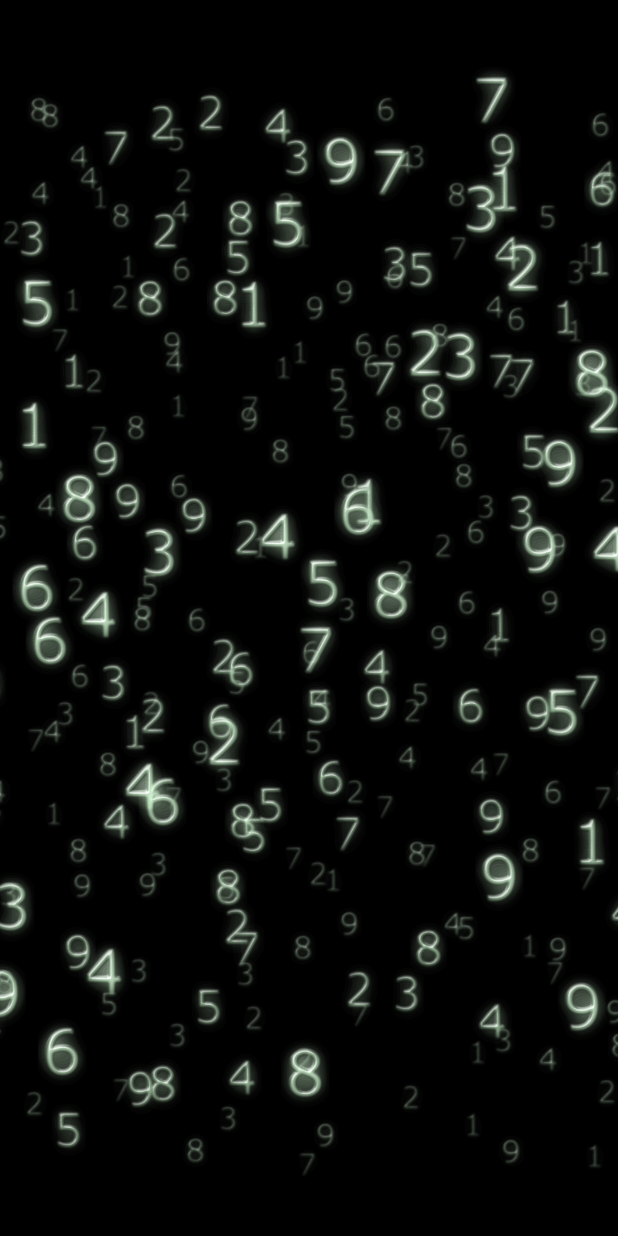
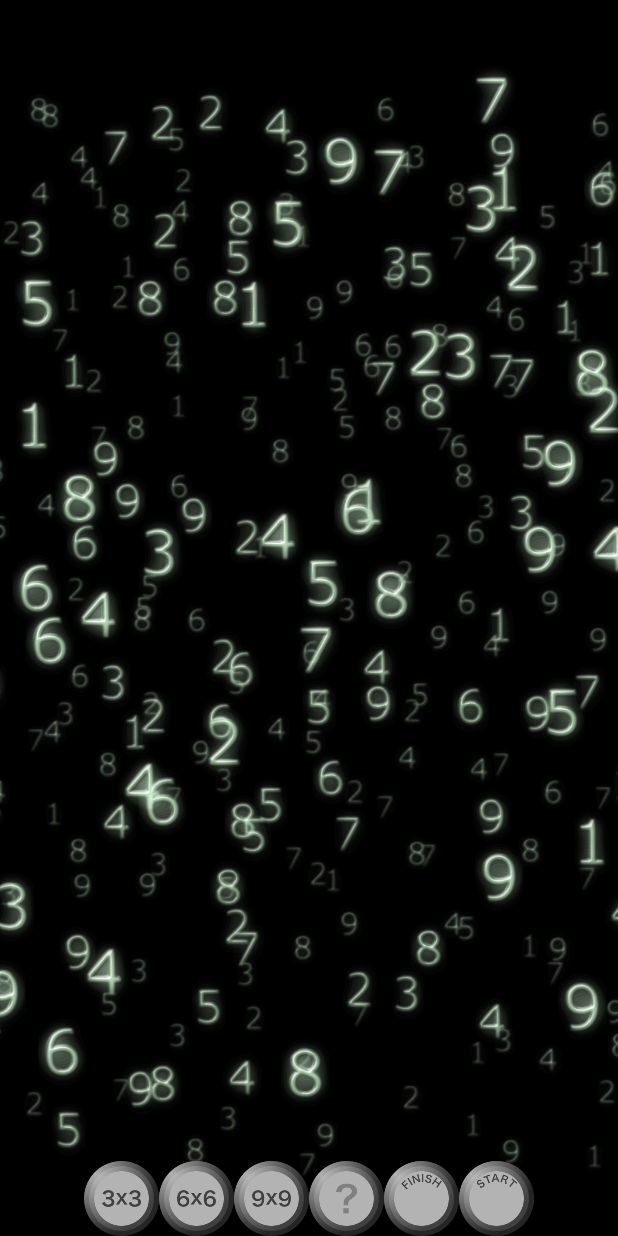
Before and after one commit to 8suzuran8/game-NumberMaster, an Android app: the GameActivity screen opened directly, with no data from a screen before it, on a phone screen of 412 x 824 dp. Run offline under Robolectric (Android 15) with nearby library versions, the phone set to English and light mode, and no system bars; 3 statements that could not run were skipped.

Commit message:
スマホ回転対応。完了。しかし、TODOが増えた。

```diff
--- a/app/build.gradle
+++ b/app/build.gradle
@@ -43,7 +43,7 @@ dependencies {
     implementation 'androidx.appcompat:appcompat:1.4.1'
     implementation 'com.google.android.material:material:1.5.0'
     implementation 'androidx.constraintlayout:constraintlayout:2.1.3'
-    testImplementation 'junit:junit:'
+    testImplementation 'junit:junit:4.13.2'
     androidTestImplementation 'androidx.test.ext:junit:1.1.3'
     androidTestImplementation 'androidx.test.espresso:espresso-core:3.4.0'
 }
--- a/app/src/main/AndroidManifest.xml
+++ b/app/src/main/AndroidManifest.xml
@@ -30,8 +30,7 @@
         <activity
             android:name=".GameActivity"
             android:launchMode="singleTask"
-            android:exported="true"
-            android:configChanges="orientation|screenSize" />
+            android:exported="true" />
         <activity
             android:name=".CheckActivity"
             android:launchMode="singleTask"
--- a/app/src/main/java/com/example/numbermaster/GameActivity.kt
+++ b/app/src/main/java/com/example/numbermaster/GameActivity.kt
@@ -1,6 +1,7 @@
 package com.example.numbermaster
 
 import android.app.AlertDialog
+import android.content.pm.ActivityInfo
 import android.graphics.Color
 import android.graphics.PixelFormat
 import android.media.AudioManager
@@ -36,10 +37,10 @@ class GameActivity : NumberMasterActivity() {
         val inflateRootLayout = findViewById<FrameLayout>(R.id.root_layout)
         val activityLayout = layoutInflater.inflate(R.layout.activity_game, inflateRootLayout)
         val layoutBinding: ActivityGameBinding = ActivityGameBinding.bind(activityLayout).apply {
-            status.layoutParams.height = (that.globalActivityInfo["meta:otherSize"]!!.toFloat() * 2).toInt()
+            status.layoutParams.height = that.globalActivityInfo["meta:otherSize"]!!.toFloat().toInt()
 
-            fullSpace.layoutParams.width = that.globalActivityInfo["meta:rootLayoutWidth"]!!.toFloat().toInt()
-            fullSpace.layoutParams.height = that.globalActivityInfo["meta:rootLayoutWidth"]!!.toFloat().toInt()
+            fullSpace.layoutParams.width = (that.globalActivityInfo["meta:rootLayoutShort"]!!.toFloat() - (that.globalActivityInfo["meta:otherSize"]!!.toFloat() * 2)).toInt()
+            fullSpace.layoutParams.height = (that.globalActivityInfo["meta:rootLayoutShort"]!!.toFloat() - (that.globalActivityInfo["meta:otherSize"]!!.toFloat() * 2)).toInt()
             layoutMiddle.layoutParams.height = that.globalActivityInfo["gameSpaceSize"]!!.toFloat().toInt()
             boardStandLayout.layoutParams.width = that.globalActivityInfo["gameSpaceSize"]!!.toFloat().toInt()
             boardStandLayout.layoutParams.height = that.globalActivityInfo["gameSpaceSize"]!!.toFloat().toInt()
@@ -50,27 +51,18 @@ class GameActivity : NumberMasterActivity() {
             buttonSwipeRight.layoutParams.width = that.globalActivityInfo["meta:otherSize"]!!.toFloat().toInt()
             buttonSwipeTop.layoutParams.height = that.globalActivityInfo["meta:otherSize"]!!.toFloat().toInt()
 
-            buttonContainer.layoutParams.height = (that.globalActivityInfo["meta:otherSize"]!!.toFloat() * 2).toInt()
-            button3x3.layoutParams.width = that.globalActivityInfo["meta:otherSize"]!!.toFloat().toInt()
-            button3x3.layoutParams.height = that.globalActivityInfo["meta:otherSize"]!!.toFloat().toInt()
-            button6x6.layoutParams.width = that.globalActivityInfo["meta:otherSize"]!!.toFloat().toInt()
-            button6x6.layoutParams.height = that.globalActivityInfo["meta:otherSize"]!!.toFloat().toInt()
-            button9x9.layoutParams.width = that.globalActivityInfo["meta:otherSize"]!!.toFloat().toInt()
-            button9x9.layoutParams.height = that.globalActivityInfo["meta:otherSize"]!!.toFloat().toInt()
-            buttonSecret.layoutParams.width = that.globalActivityInfo["meta:otherSize"]!!.toFloat().toInt()
-            buttonSecret.layoutParams.height = that.globalActivityInfo["meta:otherSize"]!!.toFloat().toInt()
-            buttonFinish.layoutParams.width = that.globalActivityInfo["meta:otherSize"]!!.toFloat().toInt()
-            buttonFinish.layoutParams.height = that.globalActivityInfo["meta:otherSize"]!!.toFloat().toInt()
-            buttonStop.layoutParams.width = that.globalActivityInfo["meta:otherSize"]!!.toFloat().toInt()
-            buttonStop.layoutParams.height = that.globalActivityInfo["meta:otherSize"]!!.toFloat().toInt()
         }
 
         val layoutParams = FrameLayout.LayoutParams(FrameLayout.LayoutParams.MATCH_PARENT, FrameLayout.LayoutParams.MATCH_PARENT).apply {
             setMargins(
                 0,
-                that.globalActivityInfo["meta:otherSize"]!!.toFloat().toInt(),
                 0,
-                that.globalActivityInfo["meta:otherSize"]!!.toFloat().toInt()
+                0,
+                if (that.resources.configuration.orientation == ActivityInfo.SCREEN_ORIENTATION_PORTRAIT) {
+                    that.globalActivityInfo["meta:otherSize"]!!.toFloat().toInt()
+                } else {
+                    0
+                }
             )
         }
         addContentView(layoutBinding.rootLayout, layoutParams)
@@ -185,6 +177,43 @@ class GameActivity : NumberMasterActivity() {
         super.initialProcess(globalActivityInfo)
 
         val that = this
+
+
+        findViewById<RelativeLayout>(R.id.button_container).apply {
+            if (that.resources.configuration.orientation == ActivityInfo.SCREEN_ORIENTATION_PORTRAIT) {
+                layoutParams.width = that.globalActivityInfo["meta:rootLayoutShort"]!!.toFloat().toInt()
+                layoutParams.height =
+                    (that.globalActivityInfo["meta:otherSize"]!!.toFloat() * 2).toInt()
+            } else {
+                layoutParams.width =
+                    (that.globalActivityInfo["meta:otherSize"]!!.toFloat() * 2).toInt()
+                layoutParams.height =that.globalActivityInfo["meta:rootLayoutShort"]!!.toFloat().toInt()
+            }
+        }
+
+        val button3x3 = findViewById<ImageButton>(R.id.button_3x3)
+        button3x3.layoutParams.width = that.globalActivityInfo["meta:otherSize"]!!.toFloat().toInt()
+        button3x3.layoutParams.height = that.globalActivityInfo["meta:otherSize"]!!.toFloat().toInt()
+
+        val button6x6 = findViewById<ImageButton>(R.id.button_6x6)
+        button6x6.layoutParams.width = that.globalActivityInfo["meta:otherSize"]!!.toFloat().toInt()
+        button6x6.layoutParams.height = that.globalActivityInfo["meta:otherSize"]!!.toFloat().toInt()
+
+        val button9x9 = findViewById<ImageButton>(R.id.button_9x9)
+        button9x9.layoutParams.width = that.globalActivityInfo["meta:otherSize"]!!.toFloat().toInt()
+        button9x9.layoutParams.height = that.globalActivityInfo["meta:otherSize"]!!.toFloat().toInt()
+
+        val buttonSecret = findViewById<ImageButton>(R.id.button_secret)
+        buttonSecret.layoutParams.width = that.globalActivityInfo["meta:otherSize"]!!.toFloat().toInt()
+        buttonSecret.layoutParams.height = that.globalActivityInfo["meta:otherSize"]!!.toFloat().toInt()
+
+        val buttonFinish = findViewById<ImageButton>(R.id.button_finish)
+        buttonFinish.layoutParams.width = that.globalActivityInfo["meta:otherSize"]!!.toFloat().toInt()
+        buttonFinish.layoutParams.height = that.globalActivityInfo["meta:otherSize"]!!.toFloat().toInt()
+
+        val buttonStop = findViewById<ImageButton>(R.id.button_stop)
+        buttonStop.layoutParams.width = that.globalActivityInfo["meta:otherSize"]!!.toFloat().toInt()
+        buttonStop.layoutParams.height = that.globalActivityInfo["meta:otherSize"]!!.toFloat().toInt()
 
         this.numberMaster = NumberMaster(this, resources, this.globalActivityInfo)
 
--- a/app/src/main/java/com/example/numbermaster/OpeningActivity.kt
+++ b/app/src/main/java/com/example/numbermaster/OpeningActivity.kt
@@ -43,7 +43,7 @@ open class OpeningActivity : NumberMasterActivity() {
         }
         this.globalActivityInfo["meta:otherSize"] = (this.globalActivityInfo["meta:rootLayoutShort"]!!.toFloat() / 10).toString()
 
-        this.globalActivityInfo["gameSpaceSize"] = (this.globalActivityInfo["meta:rootLayoutShort"]!!.toFloat() * 0.8).toString()
+        this.globalActivityInfo["gameSpaceSize"] = ((this.globalActivityInfo["meta:rootLayoutShort"]!!.toFloat() * 0.8) - (this.globalActivityInfo["meta:otherSize"]!!.toFloat() * 2)).toString()
         this.globalActivityInfo["boardFrameWidth"] = (this.globalActivityInfo["gameSpaceSize"]!!.toFloat() / 40).toString()
 
         val gameSpaceSizeWithoutFrame = this.globalActivityInfo["gameSpaceSize"]!!.toFloat() - (this.globalActivityInfo["boardFrameWidth"]!!.toFloat() * 2)
--- a/app/src/main/java/com/example/numbermaster/RankingActivity.kt
+++ b/app/src/main/java/com/example/numbermaster/RankingActivity.kt
@@ -18,6 +18,7 @@ import com.example.numbermaster.databinding.ActivityRankingBinding
 import com.google.android.material.textfield.TextInputEditText
 import com.google.android.material.textfield.TextInputLayout
 
+// @todo 横向きでコピーをするとエラーになる。
 class RankingActivity : NumberMasterActivity() {
     private lateinit var viewPager: ViewPager2
     private lateinit var numberMasterViewPager: NumberMasterViewPager
--- a/app/src/main/java/com/example/numbermaster/Util.kt
+++ b/app/src/main/java/com/example/numbermaster/Util.kt
@@ -29,7 +29,7 @@ object Util {
         for (zIndex in 0..5) {
             for (yIndex in 0..8) {
                 for (xIndex in 0..8) {
-                    val index = xIndex + (yIndex * 9) + (zIndex * 6)
+                    val index = xIndex + (yIndex * 9) + (zIndex * 9 * 9)
                     val char = numbers.substring(index, index + 1)
                     if (cubeMode) {
                         if (yIndex < (size * 3) && xIndex < (size * 3)) {
--- /dev/null
+++ b/app/src/main/res/layout-land/game_button.xml
@@ -0,0 +1,83 @@
+<?xml version="1.0" encoding="utf-8"?>
+<merge
+    xmlns:android="http://schemas.android.com/apk/res/android"
+    xmlns:app="http://schemas.android.com/apk/res-auto"
+    android:id="@+id/inner_root_layout"
+    android:layout_height="match_parent"
+    android:layout_width="match_parent">
+
+    <RelativeLayout
+        android:id="@+id/button_container"
+        android:layout_width="wrap_content"
+        android:layout_height="match_parent"
+        android:layout_gravity="center_vertical|end"
+        android:gravity="center"
+        app:layout_constraintBottom_toBottomOf="parent"
+        app:layout_constraintEnd_toEndOf="parent">
+
+        <ImageButton
+            android:id="@+id/button_3x3"
+            android:layout_width="50dp"
+            android:layout_height="50dp"
+            android:background="@color/transparent"
+            android:contentDescription="@string/_3x3_button"
+            android:onClick="buttonClickListener"
+            android:scaleType="fitCenter"
+            android:src="@drawable/button_enabled_3x3" />
+
+        <ImageButton
+            android:id="@+id/button_6x6"
+            android:layout_width="50dp"
+            android:layout_height="50dp"
+            android:layout_below="@id/button_3x3"
+            android:background="@color/transparent"
+            android:contentDescription="@string/_6x6_button"
+            android:onClick="buttonClickListener"
+            android:scaleType="fitCenter"
+            android:src="@drawable/button_enabled_6x6" />
+
+        <ImageButton
+            android:id="@+id/button_9x9"
+            android:layout_width="50dp"
+            android:layout_height="50dp"
+            android:layout_below="@id/button_6x6"
+            android:background="@color/transparent"
+            android:contentDescription="@string/_9x9_button"
+            android:onClick="buttonClickListener"
+            android:scaleType="fitCenter"
+            android:src="@drawable/button_enabled_9x9" />
+
+        <ImageButton
+            android:id="@+id/button_secret"
+            android:layout_width="50dp"
+            android:layout_height="50dp"
+            android:layout_below="@id/button_9x9"
+            android:background="@color/transparent"
+            android:contentDescription="@string/secret_button"
+            android:onClick="buttonClickListener"
+            android:scaleType="fitCenter"
+            android:src="@drawable/button_disabled_secret" />
+
+        <ImageButton
+            android:id="@+id/button_finish"
+            android:layout_width="50dp"
+            android:layout_height="50dp"
+            android:layout_below="@id/button_secret"
+            android:background="@color/transparent"
+            android:contentDescription="@string/finish_button"
+            android:onClick="buttonClickListener"
+            android:scaleType="fitCenter"
+            android:src="@drawable/button_enabled_finish" />
+
+        <ImageButton
+            android:id="@+id/button_stop"
+            android:layout_width="50dp"
+            android:layout_height="50dp"
+            android:layout_below="@id/button_finish"
+            android:background="@color/transparent"
+            android:contentDescription="@string/stop_button"
+            android:onClick="buttonClickListener"
+            android:scaleType="fitStart"
+            android:src="@drawable/button_enabled_stop" />
+    </RelativeLayout>
+</merge>
--- a/app/src/main/res/layout/activity_check.xml
+++ b/app/src/main/res/layout/activity_check.xml
@@ -10,7 +10,8 @@
         android:id="@+id/full_space"
         android:layout_width="match_parent"
         android:layout_height="wrap_content"
-        android:layout_gravity="center"
+        app:layout_constraintBottom_toBottomOf="parent"
+        app:layout_constraintEnd_toEndOf="parent"
         app:layout_constraintStart_toStartOf="parent"
         app:layout_constraintTop_toTopOf="parent">
 
--- a/app/src/main/res/layout/activity_game.xml
+++ b/app/src/main/res/layout/activity_game.xml
@@ -10,14 +10,15 @@
         android:id="@+id/status"
         android:layout_width="match_parent"
         android:layout_height="match_parent"
+        android:layout_gravity="center_horizontal"
         android:autoSizeTextType="uniform"
         android:lines="1"
         android:text="@string/status"
-        android:textAlignment="textStart"
+        android:textAlignment="center"
         android:textColor="@color/white"
         android:visibility="invisible"
         app:layout_constraintStart_toStartOf="parent"
-        app:layout_constraintTop_toTopOf="parent"/>
+        app:layout_constraintTop_toTopOf="parent" />
 
     <RelativeLayout
         android:id="@+id/full_space"
@@ -133,79 +134,7 @@
 
     </RelativeLayout>
 
-    <RelativeLayout
-        android:id="@+id/button_container"
-        android:layout_width="wrap_content"
-        android:layout_height="wrap_content"
-        android:layout_gravity="bottom|center"
-        app:layout_constraintBottom_toBottomOf="parent"
-        app:layout_constraintEnd_toEndOf="parent">
-
-        <ImageButton
-            android:id="@+id/button_3x3"
-            android:layout_width="wrap_content"
-            android:layout_height="wrap_content"
-            android:background="@color/transparent"
-            android:contentDescription="@string/_3x3_button"
-            android:onClick="buttonClickListener"
-            android:scaleType="fitCenter"
-            android:src="@drawable/button_enabled_3x3" />
-
-        <ImageButton
-            android:id="@+id/button_6x6"
-            android:layout_width="wrap_content"
-            android:layout_height="wrap_content"
-            android:layout_toEndOf="@id/button_3x3"
-            android:background="@color/transparent"
-            android:contentDescription="@string/_6x6_button"
-            android:onClick="buttonClickListener"
-            android:scaleType="fitCenter"
-            android:src="@drawable/button_enabled_6x6" />
-
-        <ImageButton
-            android:id="@+id/button_9x9"
-            android:layout_width="wrap_content"
-            android:layout_height="wrap_content"
-            android:layout_toEndOf="@id/button_6x6"
-            android:background="@color/transparent"
-            android:contentDescription="@string/_9x9_button"
-            android:onClick="buttonClickListener"
-            android:scaleType="fitCenter"
-            android:src="@drawable/button_enabled_9x9" />
-
-        <ImageButton
-            android:id="@+id/button_secret"
-            android:layout_width="wrap_content"
-            android:layout_height="wrap_content"
-            android:layout_toEndOf="@id/button_9x9"
-            android:background="@color/transparent"
-            android:contentDescription="@string/secret_button"
-            android:onClick="buttonClickListener"
-            android:scaleType="fitCenter"
-            android:src="@drawable/button_disabled_secret" />
-
-        <ImageButton
-            android:id="@+id/button_finish"
-            android:layout_width="wrap_content"
-            android:layout_height="wrap_content"
-            android:layout_toEndOf="@id/button_secret"
-            android:background="@color/transparent"
-            android:contentDescription="@string/finish_button"
-            android:onClick="buttonClickListener"
-            android:scaleType="fitCenter"
-            android:src="@drawable/button_enabled_finish" />
-
-        <ImageButton
-            android:id="@+id/button_stop"
-            android:layout_width="wrap_content"
-            android:layout_height="wrap_content"
-            android:layout_toEndOf="@id/button_finish"
-            android:background="@color/transparent"
-            android:contentDescription="@string/stop_button"
-            android:onClick="buttonClickListener"
-            android:scaleType="fitStart"
-            android:src="@drawable/button_enabled_stop" />
-    </RelativeLayout>
+    <include layout="@layout/game_button" />
 
     <ImageView
         android:id="@+id/effect"
--- /dev/null
+++ b/app/src/main/res/layout/game_button.xml
@@ -0,0 +1,83 @@
+<?xml version="1.0" encoding="utf-8"?>
+<merge
+    xmlns:android="http://schemas.android.com/apk/res/android"
+    xmlns:app="http://schemas.android.com/apk/res-auto"
+    android:id="@+id/inner_root_layout"
+    android:layout_height="match_parent"
+    android:layout_width="match_parent">
+
+    <RelativeLayout
+        android:id="@+id/button_container"
+        android:layout_width="match_parent"
+        android:layout_height="wrap_content"
+        android:layout_gravity="bottom|center"
+        android:gravity="center"
+        app:layout_constraintBottom_toBottomOf="parent"
+        app:layout_constraintEnd_toEndOf="parent">
+
+        <ImageButton
+            android:id="@+id/button_3x3"
+            android:layout_width="50dp"
+            android:layout_height="50dp"
+            android:background="@color/transparent"
+            android:contentDescription="@string/_3x3_button"
+            android:onClick="buttonClickListener"
+            android:scaleType="fitCenter"
+            android:src="@drawable/button_enabled_3x3" />
+
+        <ImageButton
+            android:id="@+id/button_6x6"
+            android:layout_width="50dp"
+            android:layout_height="50dp"
+            android:layout_toEndOf="@id/button_3x3"
+            android:background="@color/transparent"
+            android:contentDescription="@string/_6x6_button"
+            android:onClick="buttonClickListener"
+            android:scaleType="fitCenter"
+            android:src="@drawable/button_enabled_6x6" />
+
+        <ImageButton
+            android:id="@+id/button_9x9"
+            android:layout_width="50dp"
+            android:layout_height="50dp"
+            android:layout_toEndOf="@id/button_6x6"
+            android:background="@color/transparent"
+            android:contentDescription="@string/_9x9_button"
+            android:onClick="buttonClickListener"
+            android:scaleType="fitCenter"
+            android:src="@drawable/button_enabled_9x9" />
+
+        <ImageButton
+            android:id="@+id/button_secret"
+            android:layout_width="50dp"
+            android:layout_height="50dp"
+            android:layout_toEndOf="@id/button_9x9"
+            android:background="@color/transparent"
+            android:contentDescription="@string/secret_button"
+            android:onClick="buttonClickListener"
+            android:scaleType="fitCenter"
+            android:src="@drawable/button_disabled_secret" />
+
+        <ImageButton
+            android:id="@+id/button_finish"
+            android:layout_width="50dp"
+            android:layout_height="50dp"
+            android:layout_toEndOf="@id/button_secret"
+            android:background="@color/transparent"
+            android:contentDescription="@string/finish_button"
+            android:onClick="buttonClickListener"
+            android:scaleType="fitCenter"
+            android:src="@drawable/button_enabled_finish" />
+
+        <ImageButton
+            android:id="@+id/button_stop"
+            android:layout_width="50dp"
+            android:layout_height="50dp"
+            android:layout_toEndOf="@id/button_finish"
+            android:background="@color/transparent"
+            android:contentDescription="@string/stop_button"
+            android:onClick="buttonClickListener"
+            android:scaleType="fitStart"
+            android:src="@drawable/button_enabled_stop" />
+    </RelativeLayout>
+</merge>
--- a/settings.gradle
+++ b/settings.gradle
@@ -3,7 +3,6 @@ dependencyResolutionManagement {
     repositories {
         google()
         mavenCentral()
-        jcenter() // Warning: this repository is going to shut down soon
     }
 }
 rootProject.name = "NumberMaster"
```
Also changed, not shown: app/src/main/java/com/example/numbermaster/CheckActivity.kt (+2 -7 lines), app/src/main/java/com/example/numbermaster/MenuActivity.kt (+5 -5 lines), app/src/main/res/layout/button_prev.xml (deleted, +0 -35 lines).
